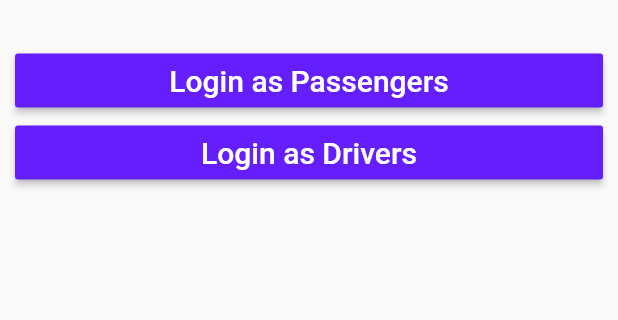
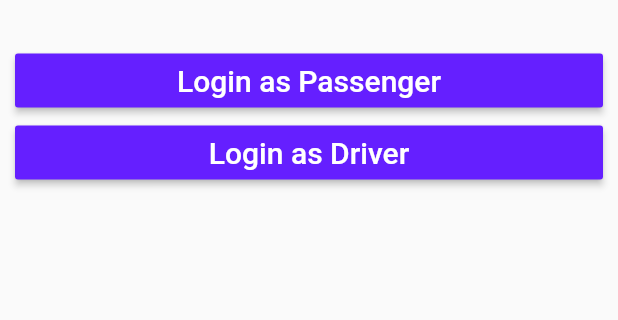
Before and after one commit to nabingaire/Bola-Taxi, a Flutter app: the screen it shows after launch, on a phone screen of 412 x 824 dp, the part 569-889 px from its top. Run offline on Flutter 3.47's test engine with Material 2 defaults, Android fonts, the phone set to English and light mode, and no system bars; our stand-ins replace google_maps_flutter.

Commit message:
Finished Log In

```diff
--- a/bola_taxi/lib/Pages/LoginChoice.dart
+++ b/bola_taxi/lib/Pages/LoginChoice.dart
@@ -53,7 +53,7 @@ class _LoginChoiceState extends State<LoginChoice> {
                       NavigationHelper(context).goToPassengersLogin();
                     },
                     child: const Text(
-                      'Login as Passengers',
+                      'Login as Passenger',
                       style: TextStyle(fontSize: 20, color: Colors.white),
                     ),
                     color: Colors.deepPurpleAccent[400],
@@ -69,7 +69,7 @@ class _LoginChoiceState extends State<LoginChoice> {
                       NavigationHelper(context).goToDriversLogin();
                     },
                     child: const Text(
-                      'Login as Drivers',
+                      'Login as Driver',
                       style: TextStyle(fontSize: 20, color: Colors.white),
                     ),
                     color: Colors.deepPurpleAccent[400],
```
